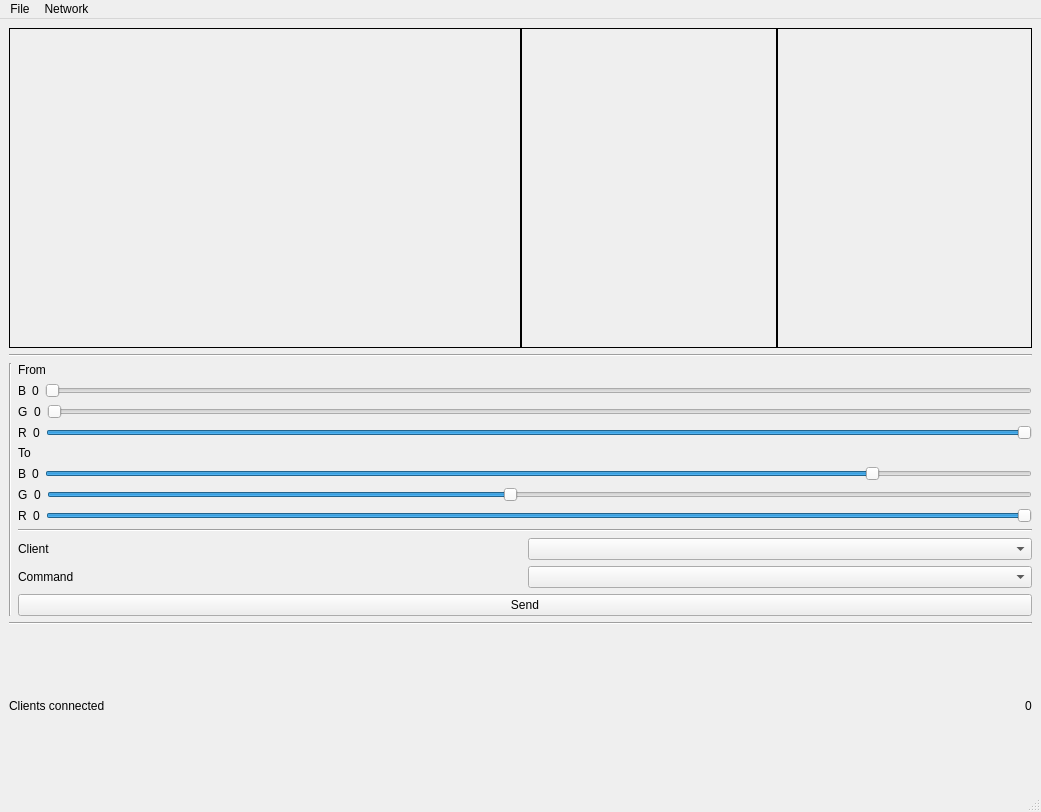
First picture: the form in Server/ui/mainwindow.ui, repository MGritsenko/Server, before the edit.
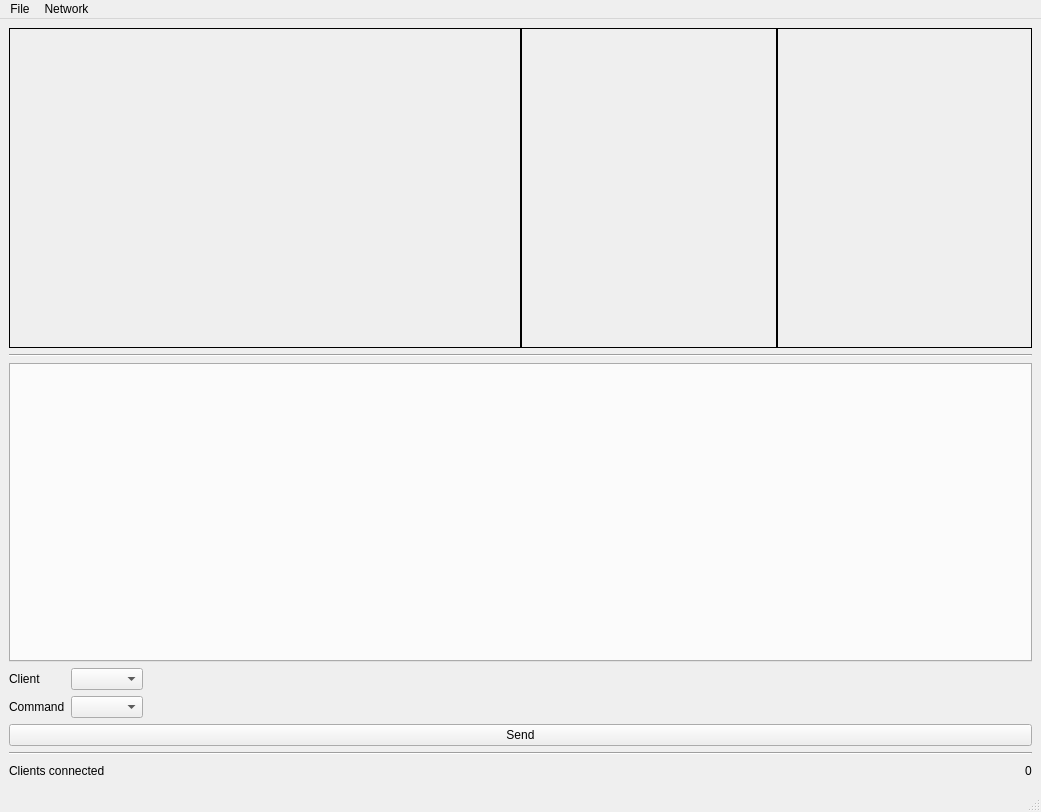
Second picture: the form after the edit.

Commit message: Added green tab

The edit to the form file:
```diff
--- a/Server/ui/mainwindow.ui
+++ b/Server/ui/mainwindow.ui
@@ -14,7 +14,7 @@
    <string>Diplom</string>
   </property>
   <widget class="QWidget" name="centralwidget">
-   <layout class="QVBoxLayout" name="verticalLayout_6">
+   <layout class="QVBoxLayout" name="verticalLayout_4">
     <item>
      <layout class="QHBoxLayout" name="horizontalLayout_2">
       <property name="spacing">
@@ -97,7 +97,7 @@
      </widget>
     </item>
     <item>
-     <layout class="QHBoxLayout" name="horizontalLayout_17">
+     <layout class="QHBoxLayout" name="horizontalLayout_4">
       <item>
        <layout class="QVBoxLayout" name="verticalLayout_5">
         <item>
@@ -106,289 +106,18 @@
        </layout>
       </item>
       <item>
-       <widget class="Line" name="line">
-        <property name="orientation">
-         <enum>Qt::Vertical</enum>
-        </property>
-       </widget>
-      </item>
-      <item>
-       <layout class="QVBoxLayout" name="verticalLayout_4">
+       <layout class="QVBoxLayout" name="verticalLayout_3">
         <item>
-         <layout class="QVBoxLayout" name="verticalLayout">
-          <item>
-           <layout class="QHBoxLayout" name="horizontalLayout_9">
-            <item>
-             <widget class="QLabel" name="label_8">
-              <property name="text">
-               <string>From</string>
-              </property>
-              <property name="wordWrap">
-               <bool>true</bool>
-              </property>
-             </widget>
-            </item>
-            <item>
-             <widget class="QWidget" name="fromColor" native="true"/>
-            </item>
-           </layout>
-          </item>
-          <item>
-           <layout class="QHBoxLayout" name="horizontalLayout_8">
-            <item>
-             <widget class="QLabel" name="label_5">
-              <property name="text">
-               <string>B</string>
-              </property>
-             </widget>
-            </item>
-            <item>
-             <widget class="QLabel" name="blueFromValLabel">
-              <property name="text">
-               <string>0</string>
-              </property>
-             </widget>
-            </item>
-            <item>
-             <widget class="QSlider" name="blueFromSlider">
-              <property name="maximum">
-               <number>255</number>
-              </property>
-              <property name="pageStep">
-               <number>1</number>
-              </property>
-              <property name="value">
-               <number>0</number>
-              </property>
-              <property name="orientation">
-               <enum>Qt::Horizontal</enum>
-              </property>
-              <property name="tickInterval">
-               <number>1</number>
-              </property>
-             </widget>
-            </item>
-           </layout>
-          </item>
-          <item>
-           <layout class="QHBoxLayout" name="horizontalLayout_7">
-            <item>
-             <widget class="QLabel" name="label_6">
-              <property name="text">
-               <string>G</string>
-              </property>
-             </widget>
-            </item>
-            <item>
-             <widget class="QLabel" name="greenFromValLabel">
-              <property name="text">
-               <string>0</string>
-              </property>
-             </widget>
-            </item>
-            <item>
-             <widget class="QSlider" name="greenFromSlider">
-              <property name="maximum">
-               <number>255</number>
-              </property>
-              <property name="pageStep">
-               <number>1</number>
-              </property>
-              <property name="value">
-               <number>0</number>
-              </property>
-              <property name="orientation">
-               <enum>Qt::Horizontal</enum>
-              </property>
-              <property name="tickInterval">
-               <number>1</number>
-              </property>
-             </widget>
-            </item>
-           </layout>
-          </item>
-          <item>
-           <layout class="QHBoxLayout" name="horizontalLayout_6">
-            <item>
-             <widget class="QLabel" name="label_7">
-              <property name="text">
-               <string>R</string>
-              </property>
-             </widget>
-            </item>
-            <item>
-             <widget class="QLabel" name="redFromValLabel">
-              <property name="text">
-               <string>0</string>
-              </property>
-             </widget>
-            </item>
-            <item>
-             <widget class="QSlider" name="redFromSlider">
-              <property name="maximum">
-               <number>255</number>
-              </property>
-              <property name="pageStep">
-               <number>1</number>
-              </property>
-              <property name="value">
-               <number>255</number>
-              </property>
-              <property name="orientation">
-               <enum>Qt::Horizontal</enum>
-              </property>
-              <property name="tickInterval">
-               <number>1</number>
-              </property>
-             </widget>
-            </item>
-           </layout>
-          </item>
-         </layout>
-        </item>
-        <item>
-         <layout class="QVBoxLayout" name="verticalLayout_2">
-          <item>
-           <layout class="QHBoxLayout" name="horizontalLayout_10">
-            <item>
-             <widget class="QLabel" name="label_9">
-              <property name="text">
-               <string>To</string>
-              </property>
-              <property name="wordWrap">
-               <bool>true</bool>
-              </property>
-             </widget>
-            </item>
-            <item>
-             <widget class="QWidget" name="toColor" native="true"/>
-            </item>
-           </layout>
-          </item>
-          <item>
-           <layout class="QHBoxLayout" name="horizontalLayout_11">
-            <item>
-             <widget class="QLabel" name="label_10">
-              <property name="text">
-               <string>B</string>
-              </property>
-             </widget>
-            </item>
-            <item>
-             <widget class="QLabel" name="blueToValLabel">
-              <property name="text">
-               <string>0</string>
-              </property>
-             </widget>
-            </item>
-            <item>
-             <widget class="QSlider" name="blueToSlider">
-              <property name="maximum">
-               <number>255</number>
-              </property>
-              <property name="pageStep">
-               <number>1</number>
-              </property>
-              <property name="value">
-               <number>215</number>
-              </property>
-              <property name="orientation">
-               <enum>Qt::Horizontal</enum>
-              </property>
-              <property name="tickInterval">
-               <number>1</number>
-              </property>
-             </widget>
-            </item>
-           </layout>
-          </item>
-          <item>
-           <layout class="QHBoxLayout" name="horizontalLayout_12">
-            <item>
-             <widget class="QLabel" name="label_11">
-              <property name="text">
-               <string>G</string>
-              </property>
-             </widget>
-            </item>
-            <item>
-             <widget class="QLabel" name="greenToValLabel">
-              <property name="text">
-               <string>0</string>
-              </property>
-             </widget>
-            </item>
-            <item>
-             <widget class="QSlider" name="greenToSlider">
-              <property name="maximum">
-               <number>255</number>
-              </property>
-              <property name="pageStep">
-               <number>1</number>
-              </property>
-              <property name="value">
-               <number>120</number>
-              </property>
-              <property name="orientation">
-               <enum>Qt::Horizontal</enum>
-              </property>
-              <property name="tickInterval">
-               <number>1</number>
-              </property>
-             </widget>
-            </item>
-           </layout>
-          </item>
-          <item>
-           <layout class="QHBoxLayout" name="horizontalLayout_13">
-            <item>
-             <widget class="QLabel" name="label_12">
-              <property name="text">
-               <string>R</string>
-              </property>
-             </widget>
-            </item>
-            <item>
-             <widget class="QLabel" name="redToValLabel">
-              <property name="text">
-               <string>0</string>
-              </property>
-             </widget>
-            </item>
-            <item>
-             <widget class="QSlider" name="redToSlider">
-              <property name="maximum">
-               <number>255</number>
-              </property>
-              <property name="pageStep">
-               <number>1</number>
-              </property>
-              <property name="value">
-               <number>255</number>
-              </property>
-              <property name="orientation">
-               <enum>Qt::Horizontal</enum>
-              </property>
-              <property name="tickInterval">
-               <number>1</number>
-              </property>
-             </widget>
-            </item>
-           </layout>
-          </item>
-         </layout>
-        </item>
-        <item>
-         <widget class="Line" name="line_4">
-          <property name="orientation">
-           <enum>Qt::Horizontal</enum>
+         <widget class="QTabWidget" name="tabWidget">
+          <property name="currentIndex">
+           <number>-1</number>
           </property>
          </widget>
         </item>
         <item>
-         <layout class="QVBoxLayout" name="verticalLayout_3">
+         <layout class="QHBoxLayout" name="horizontalLayout_3">
           <item>
-           <layout class="QHBoxLayout" name="horizontalLayout_3">
+           <layout class="QVBoxLayout" name="verticalLayout">
             <item>
              <widget class="QLabel" name="label_3">
               <property name="text">
@@ -397,33 +126,46 @@
              </widget>
             </item>
             <item>
-             <widget class="QComboBox" name="clientsBox"/>
-            </item>
-           </layout>
-          </item>
-          <item>
-           <layout class="QHBoxLayout" name="horizontalLayout_4">
-            <item>
              <widget class="QLabel" name="label_4">
               <property name="text">
                <string>Command</string>
               </property>
              </widget>
             </item>
+           </layout>
+          </item>
+          <item>
+           <layout class="QVBoxLayout" name="verticalLayout_2">
+            <item>
+             <widget class="QComboBox" name="clientsBox"/>
+            </item>
             <item>
              <widget class="QComboBox" name="commandsBox"/>
             </item>
            </layout>
           </item>
           <item>
-           <widget class="QPushButton" name="sendButton">
-            <property name="text">
-             <string>Send</string>
+           <spacer name="horizontalSpacer_2">
+            <property name="orientation">
+             <enum>Qt::Horizontal</enum>
             </property>
-           </widget>
+            <property name="sizeHint" stdset="0">
+             <size>
+              <width>40</width>
+              <height>20</height>
+             </size>
+            </property>
+           </spacer>
           </item>
          </layout>
         </item>
+        <item>
+         <widget class="QPushButton" name="sendButton">
+          <property name="text">
+           <string>Send</string>
+          </property>
+         </widget>
+        </item>
        </layout>
       </item>
      </layout>
```
The commit also changes 9 other files.
